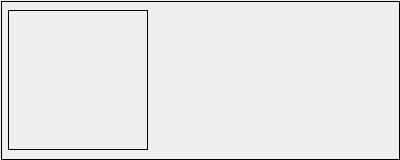
The window that src/plugins/qmldesigner/components/navigator/previewtooltip.ui (qt-creator/qt-creator) describes before a commit, drawn with Qt 5.
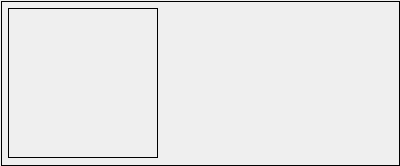
The same window after the commit.

The edit to the form file:
```diff
--- a/src/plugins/qmldesigner/components/navigator/previewtooltip.ui
+++ b/src/plugins/qmldesigner/components/navigator/previewtooltip.ui
@@ -7,7 +7,7 @@
     <x>0</x>
     <y>0</y>
     <width>400</width>
-    <height>160</height>
+    <height>166</height>
    </rect>
   </property>
   <property name="sizePolicy">
@@ -18,8 +18,8 @@
   </property>
   <property name="minimumSize">
    <size>
-    <width>200</width>
-    <height>150</height>
+    <width>300</width>
+    <height>140</height>
    </size>
   </property>
   <property name="maximumSize">
@@ -90,8 +90,8 @@
         </property>
         <property name="minimumSize">
          <size>
-          <width>140</width>
-          <height>140</height>
+          <width>150</width>
+          <height>150</height>
          </size>
         </property>
         <property name="frameShape">
```
